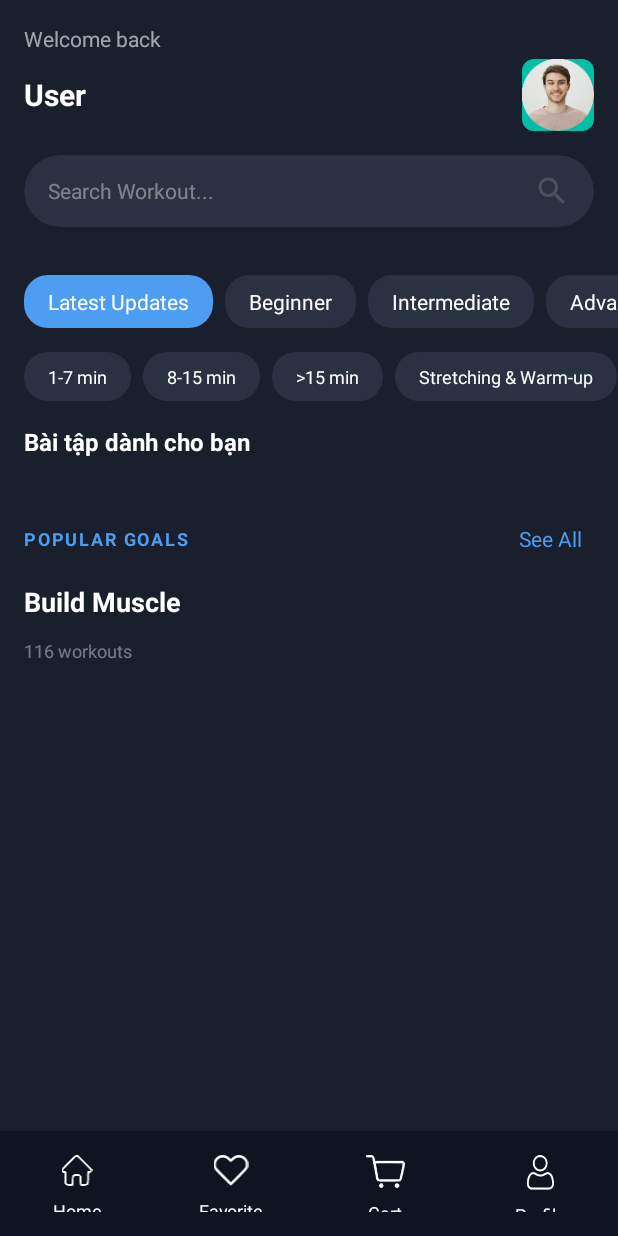
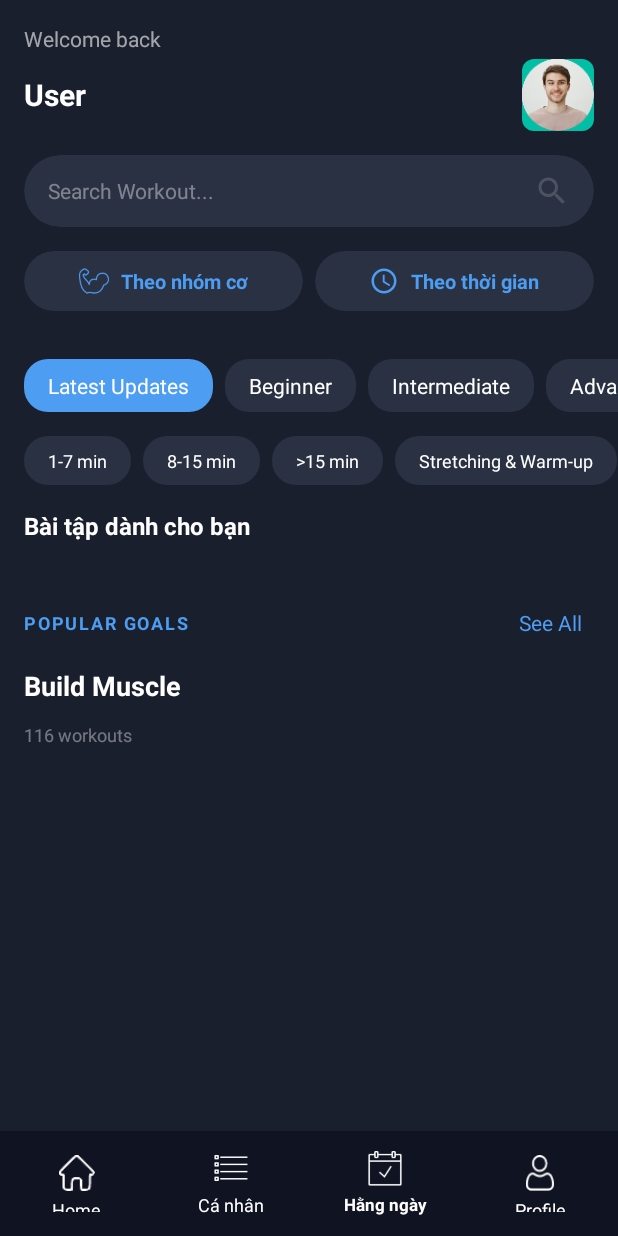
Before and after one commit to thnhphng04/PoseTrainer-Fall2025, an Android app: the HomeFragment screen opened directly, with no data from a screen before it, on a phone screen of 412 x 824 dp. Run offline under Robolectric (Android 15) with nearby library versions, the phone set to English and light mode, and no system bars; our stand-ins replace Firebase (no records; nobody signed in at launch, a user with empty details on screens opened directly).

Commit message:
update layout main

```diff
--- a/app/src/main/java/fpt/fall2025/posetrainer/Activity/MainActivity.java
+++ b/app/src/main/java/fpt/fall2025/posetrainer/Activity/MainActivity.java
@@ -33,10 +33,10 @@ public class MainActivity extends AppCompatActivity {
 
     private void setupBottomNavigation() {
         binding.homeBtn.setOnClickListener(v -> loadFragment(new HomeFragment()));
-        binding.favoriteBtn.setOnClickListener(v -> {
+        binding.personalBtn.setOnClickListener(v -> {
             loadFragment(new FavoriteFragment());
         });
-        binding.cartBtn.setOnClickListener(v -> {
+        binding.dailyBtn.setOnClickListener(v -> {
             // TODO: Tạo CartFragment sau
             loadFragment(new ProfileFragment()); // Tạm thời dùng ProfileFragment
         });
--- /dev/null
+++ b/app/src/main/java/fpt/fall2025/posetrainer/Activity/SearchActivity.java
@@ -0,0 +1,4 @@
+package fpt.fall2025.posetrainer.Activity;
+
+public class SearchActivity {
+}
--- a/app/src/main/java/fpt/fall2025/posetrainer/Fragment/HomeFragment.java
+++ b/app/src/main/java/fpt/fall2025/posetrainer/Fragment/HomeFragment.java
@@ -1,5 +1,6 @@
 package fpt.fall2025.posetrainer.Fragment;
 
+import android.content.Intent;
 import android.os.Bundle;
 import android.util.Log;
 import android.view.LayoutInflater;
@@ -12,6 +13,7 @@ import androidx.annotation.Nullable;
 import androidx.fragment.app.Fragment;
 import androidx.recyclerview.widget.LinearLayoutManager;
 
+import fpt.fall2025.posetrainer.Activity.SearchActivity;
 import fpt.fall2025.posetrainer.Adapter.WorkoutTemplateAdapter;
 import fpt.fall2025.posetrainer.Domain.WorkoutTemplate;
 import fpt.fall2025.posetrainer.Domain.User;
@@ -46,11 +48,39 @@ public class HomeFragment extends Fragment {
         // Setup RecyclerView
         binding.view1.setLayoutManager(new LinearLayoutManager(getContext(), LinearLayoutManager.HORIZONTAL, false));
 
+        // Setup search listeners
+        setupSearchListeners();
+
         // Load current user info
         loadCurrentUserInfo();
 
         // Load workout templates from Firestore
         loadWorkoutTemplates();
+    }
+
+    /**
+     * Setup search bar and search option buttons
+     */
+    private void setupSearchListeners() {
+        // Main search bar
+        binding.searchBar.setOnClickListener(v -> {
+            Intent intent = new Intent(getActivity(), SearchActivity.class);
+            startActivity(intent);
+        });
+
+        // Search by muscle group
+        binding.btnSearchByMuscle.setOnClickListener(v -> {
+            Intent intent = new Intent(getActivity(), SearchActivity.class);
+            intent.putExtra("search_type", "muscle");
+            startActivity(intent);
+        });
+
+        // Search by time/duration
+        binding.btnSearchByTime.setOnClickListener(v -> {
+            Intent intent = new Intent(getActivity(), SearchActivity.class);
+            intent.putExtra("search_type", "time");
+            startActivity(intent);
+        });
     }
 
     /**
@@ -110,23 +140,20 @@ public class HomeFragment extends Fragment {
      * Update UI with user information
      */
     private void updateUserUI(User user) {
-        // Update display name
         if (user.getDisplayName() != null && !user.getDisplayName().isEmpty()) {
-            binding.textView5.setText(user.getDisplayName());
+            binding.tvUserName.setText(user.getDisplayName());
         } else {
-            binding.textView5.setText("User");
+            binding.tvUserName.setText("User");
         }
 
-        // Update profile image
         if (user.getPhotoURL() != null && !user.getPhotoURL().isEmpty()) {
             Glide.with(this)
                     .load(user.getPhotoURL())
                     .placeholder(R.drawable.profile)
                     .error(R.drawable.profile)
-                    .into(binding.imageView2);
+                    .into(binding.ivUserAvatar);
         } else {
-            // Keep default profile image
-            binding.imageView2.setImageResource(R.drawable.profile);
+            binding.ivUserAvatar.setImageResource(R.drawable.profile);
         }
     }
 
@@ -136,22 +163,26 @@ public class HomeFragment extends Fragment {
     private void updateUserUIFromFirebaseAuth(FirebaseUser firebaseUser) {
         Log.d(TAG, "HomeFragment: Using Firebase Auth data as fallback");
 
-        // Update display name
         if (firebaseUser.getDisplayName() != null && !firebaseUser.getDisplayName().isEmpty()) {
-            binding.textView5.setText(firebaseUser.getDisplayName());
+            binding.tvUserName.setText(firebaseUser.getDisplayName());
         } else {
-            binding.textView5.setText("User");
+            binding.tvUserName.setText("User");
         }
 
-        // Update profile image
         if (firebaseUser.getPhotoUrl() != null) {
             Glide.with(this)
                     .load(firebaseUser.getPhotoUrl())
                     .placeholder(R.drawable.profile)
                     .error(R.drawable.profile)
-                    .into(binding.imageView2);
+                    .into(binding.ivUserAvatar);
         } else {
-            binding.imageView2.setImageResource(R.drawable.profile);
+            binding.ivUserAvatar.setImageResource(R.drawable.profile);
         }
     }
+
+    @Override
+    public void onDestroyView() {
+        super.onDestroyView();
+        binding = null;
+    }
 }
--- /dev/null
+++ b/app/src/main/res/drawable/ic_time.xml
@@ -0,0 +1,13 @@
+<?xml version="1.0" encoding="utf-8"?>
+<vector xmlns:android="http://schemas.android.com/apk/res/android"
+    android:width="24dp"
+    android:height="24dp"
+    android:viewportWidth="24"
+    android:viewportHeight="24">
+    <path
+        android:fillColor="#4d9df2"
+        android:pathData="M11.99,2C6.47,2 2,6.48 2,12s4.47,10 9.99,10C17.52,22 22,17.52 22,12S17.52,2 11.99,2zM12,20c-4.42,0 -8,-3.58 -8,-8s3.58,-8 8,-8 8,3.58 8,8 -3.58,8 -8,8z"/>
+    <path
+        android:fillColor="#4d9df2"
+        android:pathData="M12.5,7H11v6l5.25,3.15 0.75,-1.23 -4.5,-2.67z"/>
+</vector>
--- a/app/src/main/res/layout/activity_main.xml
+++ b/app/src/main/res/layout/activity_main.xml
@@ -23,6 +23,7 @@
         android:elevation="8dp"
         app:layout_constraintBottom_toBottomOf="parent">
 
+        <!-- Home Button -->
         <LinearLayout
             android:id="@+id/homeBtn"
             android:layout_width="0dp"
@@ -34,15 +35,15 @@
             android:padding="16dp">
 
             <ImageView
-                        android:layout_width="match_parent"
-                        android:layout_height="wrap_content"
+                android:layout_width="24dp"
+                android:layout_height="24dp"
                 app:srcCompat="@drawable/btn_1"
                 app:tint="@color/white" />
 
             <TextView
-                        android:layout_width="match_parent"
+                android:layout_width="wrap_content"
                 android:layout_height="wrap_content"
-                        android:layout_marginTop="8dp"
+                android:layout_marginTop="4dp"
                 android:text="Home"
                 android:textAlignment="center"
                 android:textColor="@color/white"
@@ -50,57 +51,62 @@
         </LinearLayout>
 
         <LinearLayout
-            android:id="@+id/favoriteBtn"
+            android:id="@+id/personalBtn"
             android:layout_width="0dp"
             android:layout_height="match_parent"
             android:layout_weight="0.25"
             android:orientation="vertical"
             android:gravity="center"
             android:background="?attr/selectableItemBackground"
-            android:padding="16dp">
+            android:padding="8dp">
 
             <ImageView
-                        android:layout_width="match_parent"
-                        android:layout_height="wrap_content"
-                        app:srcCompat="@drawable/btn_2"
+                android:id="@+id/icon_personal"
+                android:layout_width="24dp"
+                android:layout_height="24dp"
+                app:srcCompat="@drawable/ic_person"
                 app:tint="@color/white" />
 
             <TextView
-                        android:layout_width="match_parent"
+                android:layout_width="wrap_content"
                 android:layout_height="wrap_content"
-                        android:layout_marginTop="8dp"
-                        android:text="Favorite"
+                android:layout_marginTop="4dp"
+                android:text="Cá nhân"
                 android:textAlignment="center"
                 android:textColor="@color/white"
                 android:textSize="12sp" />
         </LinearLayout>
 
+
         <LinearLayout
-            android:id="@+id/cartBtn"
+            android:id="@+id/dailyBtn"
             android:layout_width="0dp"
             android:layout_height="match_parent"
             android:layout_weight="0.25"
             android:orientation="vertical"
             android:gravity="center"
             android:background="?attr/selectableItemBackground"
-            android:padding="16dp">
+            android:padding="8dp">
 
             <ImageView
-                        android:layout_width="match_parent"
-                        android:layout_height="wrap_content"
-                        app:srcCompat="@drawable/btn_3"
+                android:id="@+id/icon_daily"
+                android:layout_width="24dp"
+                android:layout_height="24dp"
+                app:srcCompat="@drawable/ic_calendar_today"
                 app:tint="@color/white" />
 
             <TextView
-                        android:layout_width="match_parent"
+                android:layout_width="wrap_content"
                 android:layout_height="wrap_content"
-                        android:layout_marginTop="8dp"
-                        android:text="Cart"
+                android:layout_marginTop="4dp"
+                android:text="Hằng ngày"
                 android:textAlignment="center"
                 android:textColor="@color/white"
-                android:textSize="12sp" />
+                android:textSize="11sp"
+                android:textStyle="bold" />
         </LinearLayout>
 
+        <!-- Profile Button -->
         <LinearLayout
             android:id="@+id/profileBtn"
             android:layout_width="0dp"
@@ -112,15 +118,15 @@
             android:padding="16dp">
 
             <ImageView
-                        android:layout_width="match_parent"
-                        android:layout_height="wrap_content"
+                android:layout_width="24dp"
+                android:layout_height="24dp"
                 app:srcCompat="@drawable/btn_4"
                 app:tint="@color/white" />
 
             <TextView
-                        android:layout_width="match_parent"
+                android:layout_width="wrap_content"
                 android:layout_height="wrap_content"
-                        android:layout_marginTop="8dp"
+                android:layout_marginTop="4dp"
                 android:text="Profile"
                 android:textAlignment="center"
                 android:textColor="@color/white"
--- a/app/src/main/res/layout/fragment_home.xml
+++ b/app/src/main/res/layout/fragment_home.xml
@@ -34,7 +34,7 @@
                 android:layout_marginTop="4dp">
 
                 <TextView
-                    android:id="@+id/textView5"
+                    android:id="@+id/tv_user_name"
                     android:layout_width="0dp"
                     android:layout_height="wrap_content"
                     android:layout_weight="1"
@@ -44,7 +44,7 @@
                     android:textStyle="bold" />
 
                 <ImageView
-                    android:id="@+id/imageView2"
+                    android:id="@+id/iv_user_avatar"
                     android:layout_width="48dp"
                     android:layout_height="48dp"
                     android:background="@drawable/user_avatar_bg"
@@ -91,6 +91,89 @@
             </LinearLayout>
 
         </androidx.cardview.widget.CardView>
+
+        <!-- Search Options -->
+        <LinearLayout
+            android:layout_width="match_parent"
+            android:layout_height="wrap_content"
+            android:orientation="horizontal"
+            android:layout_marginHorizontal="16dp"
+            android:layout_marginBottom="16dp">
+
+            <androidx.cardview.widget.CardView
+                android:id="@+id/btn_search_by_muscle"
+                android:layout_width="0dp"
+                android:layout_height="40dp"
+                android:layout_weight="1"
+                android:layout_marginEnd="8dp"
+                app:cardCornerRadius="20dp"
+                app:cardElevation="0dp"
+                app:cardBackgroundColor="#ff2a3142"
+                android:foreground="?android:attr/selectableItemBackground">
+
+                <LinearLayout
+                    android:layout_width="match_parent"
+                    android:layout_height="match_parent"
+                    android:orientation="horizontal"
+                    android:gravity="center"
+                    android:paddingHorizontal="12dp">
+
+                    <ImageView
+                        android:layout_width="20dp"
+                        android:layout_height="20dp"
+                        android:src="@drawable/ic_muscle"
+                        app:tint="#4d9df2" />
+
+                    <TextView
+                        android:layout_width="wrap_content"
+                        android:layout_height="wrap_content"
+                        android:layout_marginStart="8dp"
+                        android:text="Theo nhóm cơ"
+                        android:textColor="#4d9df2"
+                        android:textSize="13sp"
+                        android:textStyle="bold" />
+
+                </LinearLayout>
+
+            </androidx.cardview.widget.CardView>
+
+            <androidx.cardview.widget.CardView
+                android:id="@+id/btn_search_by_time"
+                android:layout_width="0dp"
+                android:layout_height="40dp"
+                android:layout_weight="1"
+                app:cardCornerRadius="20dp"
+                app:cardElevation="0dp"
+                app:cardBackgroundColor="#ff2a3142"
+                android:foreground="?android:attr/selectableItemBackground">
+
+                <LinearLayout
+                    android:layout_width="match_parent"
+                    android:layout_height="match_parent"
+                    android:orientation="horizontal"
+                    android:gravity="center"
+                    android:paddingHorizontal="12dp">
+
+                    <ImageView
+                        android:layout_width="20dp"
+                        android:layout_height="20dp"
+                        android:src="@drawable/ic_time"
+                        app:tint="#4d9df2" />
+
+                    <TextView
+                        android:layout_width="wrap_content"
+                        android:layout_height="wrap_content"
+                        android:layout_marginStart="8dp"
+                        android:text="Theo thời gian"
+                        android:textColor="#4d9df2"
+                        android:textSize="13sp"
+                        android:textStyle="bold" />
+
+                </LinearLayout>
+
+            </androidx.cardview.widget.CardView>
+
+        </LinearLayout>
 
         <!-- Body Parts Grid -->
         <androidx.recyclerview.widget.RecyclerView
```
Also changed, not shown: app/src/main/res/drawable/ic_calendar_today.png (added), app/src/main/res/drawable/ic_muscle.png (added), app/src/main/res/drawable/ic_person.png (added). Lines whose indentation alone changed are shown as unchanged.
